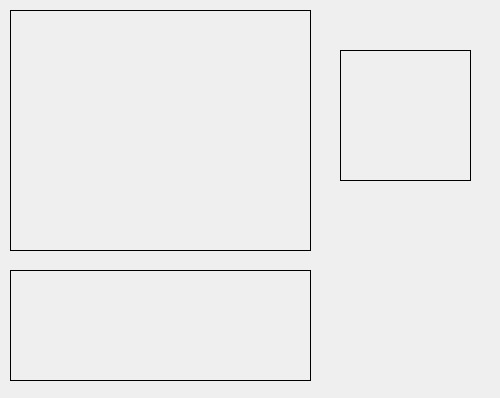
First picture: the form in source/leapgui.ui, repository itsrainingmani/UB-Sign-Language, before the edit.
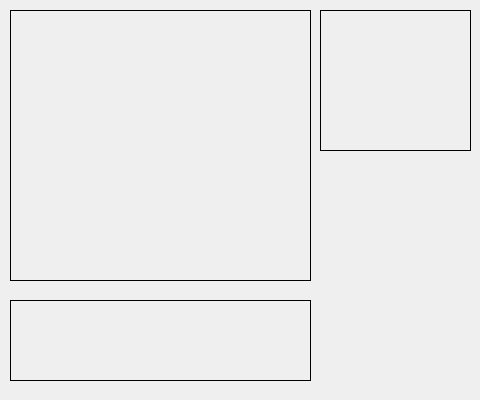
Second picture: the form after the edit. Icons and pictures are not drawn.

Diff of the .ui file:
```diff
--- a/source/leapgui.ui
+++ b/source/leapgui.ui
@@ -6,20 +6,23 @@
    <rect>
     <x>0</x>
     <y>0</y>
-    <width>500</width>
-    <height>398</height>
+    <width>480</width>
+    <height>400</height>
    </rect>
   </property>
   <property name="windowTitle">
    <string>LeapGui</string>
   </property>
+  <property name="autoFillBackground">
+   <bool>false</bool>
+  </property>
   <widget class="QLabel" name="charLabel">
    <property name="geometry">
     <rect>
-     <x>340</x>
-     <y>50</y>
-     <width>131</width>
-     <height>131</height>
+     <x>320</x>
+     <y>10</y>
+     <width>151</width>
+     <height>141</height>
     </rect>
    </property>
    <property name="font">
@@ -44,10 +47,10 @@
   <widget class="QPushButton" name="upLeft">
    <property name="geometry">
     <rect>
-     <x>340</x>
-     <y>230</y>
-     <width>131</width>
-     <height>91</height>
+     <x>330</x>
+     <y>220</y>
+     <width>141</width>
+     <height>101</height>
     </rect>
    </property>
    <property name="styleSheet">
@@ -76,7 +79,7 @@
      <x>10</x>
      <y>10</y>
      <width>301</width>
-     <height>241</height>
+     <height>271</height>
     </rect>
    </property>
    <property name="frameShape">
@@ -90,9 +93,9 @@
    <property name="geometry">
     <rect>
      <x>10</x>
-     <y>270</y>
+     <y>300</y>
      <width>301</width>
-     <height>111</height>
+     <height>81</height>
     </rect>
    </property>
    <property name="frameShape">
```
